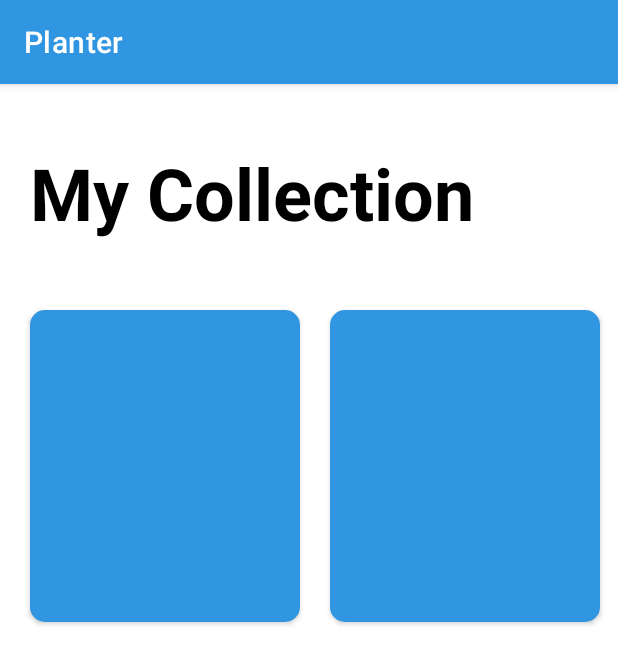
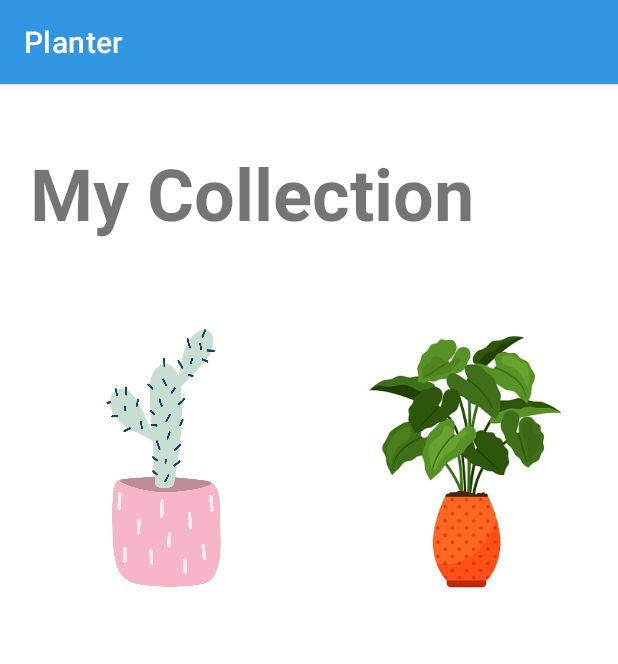
Before and after one commit to dongphusang/Planter, an Android app: the screen it shows after launch (MainActivity), on a phone screen of 412 x 824 dp. Shown: the top 664 px of the screen. Run offline under Robolectric (Android 15) with nearby library versions, the light colour scheme and no system bars.

Commit message:
Update_009: GUI adjustment
- Buttons in main activity xml now display plant picture
- Last Watering attribute in stat board xml now always displays in minute
- Added plant images to drawable

```diff
--- a/Planter/app/src/main/java/com/github/planter/MainActivity.java
+++ b/Planter/app/src/main/java/com/github/planter/MainActivity.java
@@ -1,18 +1,19 @@
 package com.github.planter;
-
-import androidx.appcompat.app.AppCompatActivity;
 
 import android.content.Intent;
 import android.os.Bundle;
 import android.view.View;
 import android.widget.Button;
+import android.widget.ImageButton;
+
+import androidx.appcompat.app.AppCompatActivity;
 
 public class MainActivity extends AppCompatActivity implements View.OnClickListener {
 
     // declaring components
-    Button firstPlant;
-    Button secondPlant;
-    Button thirdPlant;
+    ImageButton firstPlant;
+    ImageButton secondPlant;
+    ImageButton thirdPlant;
 
     @Override
     protected void onCreate(Bundle savedInstanceState) {
--- a/Planter/app/src/main/java/com/github/planter/StatBoard.java
+++ b/Planter/app/src/main/java/com/github/planter/StatBoard.java
@@ -60,10 +60,10 @@ public class StatBoard extends AppCompatActivity implements View.OnTouchListener
         lighting.setText(influxObject.getDataCollection()[2]);
         warning.setText(influxObject.getDataCollection()[0]);
         soilMoistStat.setText(influxObject.getDataCollection()[1]);
-        humidityStat.setText(influxObject.getDataCollection()[3]);
-        tempStat.setText(influxObject.getDataCollection()[4]);
+        humidityStat.setText(influxObject.getDataCollection()[3]+"%");
+        tempStat.setText(influxObject.getDataCollection()[4]+"C");
         ventStat.setText(influxObject.getDataCollection()[5]);
-        wateringStat.setText(influxObject.getDataCollection()[6]);
+        wateringStat.setText(influxObject.getDataCollection()[6]+"m");
     }
 
 
--- a/Planter/app/src/main/res/layout/activity_main.xml
+++ b/Planter/app/src/main/res/layout/activity_main.xml
@@ -18,7 +18,6 @@
             android:layout_marginTop="40dp"
             android:textStyle="bold"
             android:text="@string/first_entry"
-            android:textColor="@color/black"
             android:textSize="48sp"/>
 
         <!-- list of registered plants -->
@@ -33,22 +32,26 @@
                 android:columnCount="3">
 
                 <!-- first option -->
-                <Button
+                <ImageButton
                     android:id="@+id/first_plant"
                     android:layout_column="0"
-                    style="@style/intro_button"/>
+                    style="@style/intro_button"
+                    android:background="@drawable/cac"/>
+
 
                 <!-- second option -->
-                <Button
+                <ImageButton
                     android:id="@+id/second_plant"
                     android:layout_column="1"
-                    style="@style/intro_button" />
+                    style="@style/intro_button"
+                    android:background="@drawable/alocasia"/>
 
                 <!-- third option -->
-                <Button
+                <ImageButton
                     android:id="@+id/third_plant"
                     android:layout_column="2"
-                    style="@style/intro_button" />
+                    style="@style/intro_button"
+                    android:background="@drawable/anthurium"/>
             </GridLayout>
         </HorizontalScrollView>
     </LinearLayout>
--- a/Planter/app/src/main/res/layout/activity_stat_board.xml
+++ b/Planter/app/src/main/res/layout/activity_stat_board.xml
@@ -132,8 +132,8 @@
             app:cardCornerRadius="20dp">
 
             <ImageView
-                android:layout_width="200dp"
-                android:layout_height="200dp"
+                android:layout_width="230dp"
+                android:layout_height="230dp"
                 android:layout_gravity="center_horizontal"
                 android:layout_marginTop="20dp"
                 android:src="@drawable/cac" />
--- a/Planter/app/src/main/res/values-night/themes.xml
+++ b/Planter/app/src/main/res/values-night/themes.xml
@@ -4,14 +4,13 @@
         <!-- Primary brand color. -->
         <item name="colorPrimary">@color/primary</item>
         <item name="colorPrimaryVariant">@color/pri_variant</item>
-        <item name="colorOnPrimary">@color/black</item>
+        <item name="colorOnPrimary">@color/white</item>
         <!-- Secondary brand color. -->
         <item name="colorSecondary">@color/secondary</item>
         <item name="colorSecondaryVariant">@color/sec_variant</item>
         <item name="colorOnSecondary">@color/black</item>
         <!-- Status bar color. -->
         <item name="android:statusBarColor" tools:targetApi="l">?attr/colorPrimaryVariant</item>
-
         <!-- Customize your theme here. -->
     </style>
 </resources>
--- a/Planter/app/src/main/res/values/colors.xml
+++ b/Planter/app/src/main/res/values/colors.xml
@@ -10,6 +10,4 @@
     <color name="black">#FF000000</color>
     <color name="white">#FFFFFFFF</color>
 
-    <!-- dark theme -->
-
 </resources>
--- a/Planter/app/src/main/res/values/styles.xml
+++ b/Planter/app/src/main/res/values/styles.xml
@@ -5,6 +5,7 @@
         <item name="android:layout_width">180dp</item>
         <item name="android:layout_height">220dp</item>
         <item name="android:layout_marginStart">20dp</item>
+        <item name="background">@color/black</item>
         <item name="cornerRadius">10dp</item>
     </style>
 
@@ -41,4 +42,5 @@
 
 
 
+
 </resources>
```
Also changed, not shown: Planter/app/src/main/res/drawable/alocasia.png (added), Planter/app/src/main/res/drawable/anthurium.png (added), Planter/app/src/main/res/drawable/cac.png.
